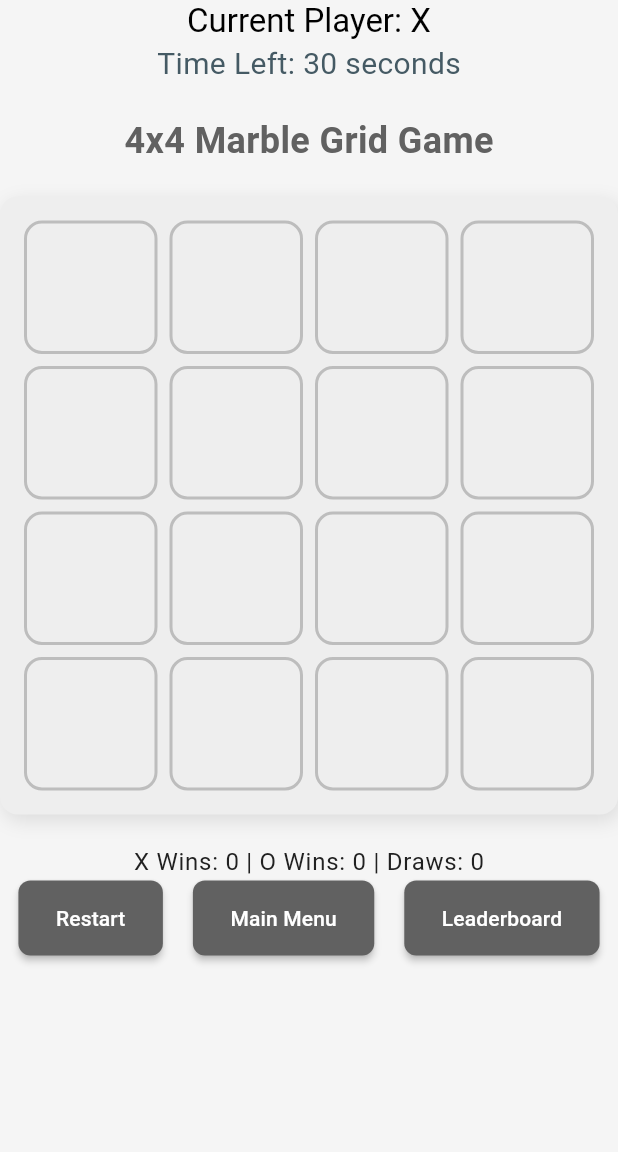
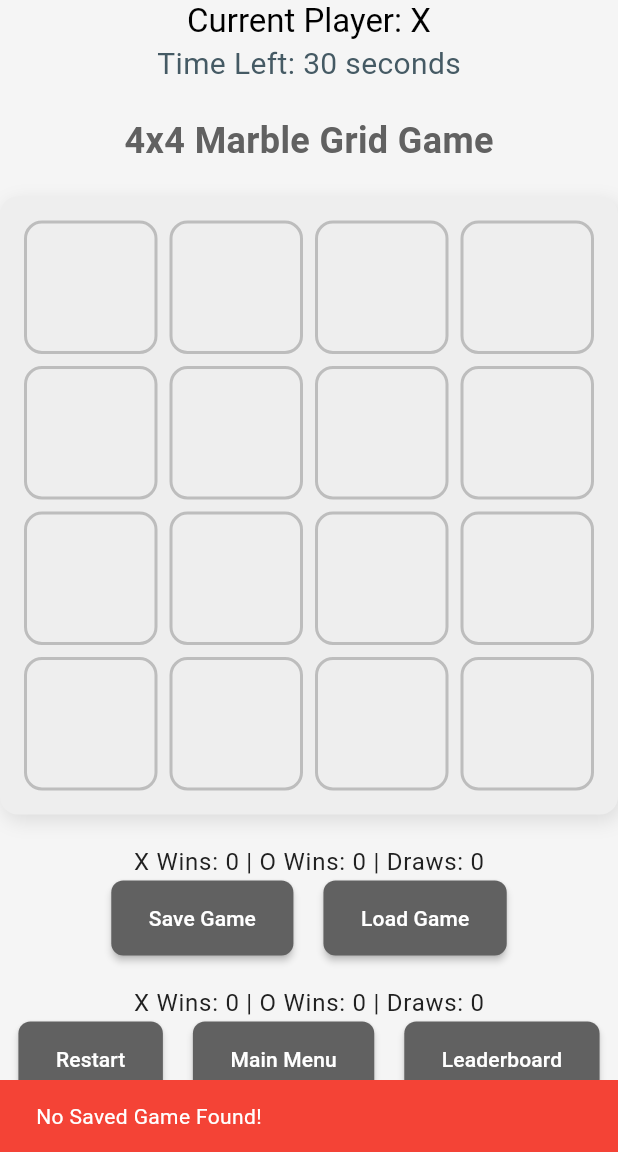
Before and after one commit to harshagnihotri10/MarbleMind, a Flutter app: the screen it shows after launch, after a tap on "Start New Game", on a phone screen of 412 x 824 dp, the part 84-1236 px from its top. Run offline on Flutter 3.47's test engine with Material 3 defaults, Android fonts, the phone set to English and light mode, and no system bars; our stand-ins replace logger, shared_preferences.

Commit message:
Implemented Game Save and Load Function

```diff
--- a/marblemind_app/lib/screens/game_board.dart
+++ b/marblemind_app/lib/screens/game_board.dart
@@ -8,6 +8,7 @@ import '../widgets/dialogs.dart';
 import '../utils/timer_utils.dart';
 import '../utils/game_logic.dart';
 import '../utils/stats_manager.dart';
+import '../utils/save_load_manager.dart';
 
 class GameBoard extends StatefulWidget {
   const GameBoard({super.key});
@@ -17,7 +18,7 @@ class GameBoard extends StatefulWidget {
 }
 
 class GameBoardState extends State<GameBoard> {
-  final List<List<Cell>> _grid = List.generate(
+  List<List<Cell>> _grid = List.generate(
       4, (i) => List.generate(4, (j) => Cell(marble: null, row: i, col: j)));
   String currentPlayer = 'X';
   bool gameOver = false;
@@ -27,11 +28,17 @@ class GameBoardState extends State<GameBoard> {
 
   GameLogic gameLogic = GameLogic();
   StatsManager statsManager = StatsManager();
+  SaveLoadManager saveLoadManager = SaveLoadManager();
 
   @override
   void initState() {
     super.initState();
     _loadStats();
+
+    // Ensure _loadGameState runs after the widget tree is ready
+    WidgetsBinding.instance.addPostFrameCallback((_) {
+      _loadGameState();
+    });
   }
 
   // Getters for turnTimeLeft
@@ -114,6 +121,57 @@ class GameBoardState extends State<GameBoard> {
 
     setState(() {});      // Refresh UI after resetting stats
     startTurnTimer(this); // Restart the timer
+  }
+
+  // Method to Save Game State
+  Future<void> _saveGameState() async {
+  // Call saveGameState and check the result.
+  bool saveSuccessful = await SaveLoadManager().saveGameState(_grid, currentPlayer);
+
+  // Use the result to show the appropriate message.
+  if (saveSuccessful) {
+    ScaffoldMessenger.of(context).showSnackBar(
+      SnackBar(content: Text('Game Saved!'))
+    );
+  } else {
+    ScaffoldMessenger.of(context).showSnackBar(
+      SnackBar(content: Text('Failed to save the game state.'))
+    );
+  }
+}
+
+
+  // Method to Load Game State
+  Future<void> _loadGameState() async {
+    try {
+      Map<String, dynamic>? gameState = await SaveLoadManager().loadGameState();
+
+      if (gameState != null) {
+      // Update the UI with the loaded state
+      setState(() {
+        _grid = gameState['grid']; // Use the grid returned directly
+        currentPlayer = gameState['currentPlayer'];
+      });
+
+        // Show a SnackBar indicating that the game has been successfully loaded
+        ScaffoldMessenger.of(context).showSnackBar(SnackBar(
+          content: Text('Game Loaded!'),
+          backgroundColor: Colors.green, // Green color for success
+        ));
+      } else {
+        // Show a SnackBar indicating no saved game was found
+        ScaffoldMessenger.of(context).showSnackBar(SnackBar(
+          content: Text('No Saved Game Found!'),
+          backgroundColor: Colors.red, // Red color for error
+        ));
+      }
+    } catch (e, stacktrace) {
+      logger.e("Error loading game state: $e", e, stacktrace);
+      ScaffoldMessenger.of(context).showSnackBar(SnackBar(
+        content: Text('Failed to Load Game State!'),
+        backgroundColor: Colors.red,
+      ));
+    }
   }
 
   Future<void> _loadStats() async {
@@ -212,6 +270,56 @@ class GameBoardState extends State<GameBoard> {
             Row(
               mainAxisAlignment: MainAxisAlignment.center,
               children: [
+                // Save Button
+                ElevatedButton(
+                  onPressed: () {
+                    showConfirmationDialog(
+                      context,
+                      'Confirm Save',
+                      'Do you want to save the current game state?',
+                      _saveGameState,
+                    );
+                  },
+                  style: ElevatedButton.styleFrom(
+                    backgroundColor: Theme.of(context).primaryColor,
+                    foregroundColor: Colors.white,
+                    padding: EdgeInsets.symmetric(vertical: 15, horizontal: 25),
+                    shape: RoundedRectangleBorder(
+                      borderRadius: BorderRadius.circular(8),
+                    ),
+                    elevation: 2,
+                  ),
+                  child: Text('Save Game'),
+                ),
+                const SizedBox(width: 20),
+                // Load Button
+                ElevatedButton(
+                  onPressed: () {
+                    showConfirmationDialog(
+                      context,
+                      'Confirm Load',
+                      'Do you want to load the previously saved game state?',
+                      _loadGameState,
+                    );
+                  },
+                  style: ElevatedButton.styleFrom(
+                    backgroundColor: Theme.of(context).primaryColor,
+                    foregroundColor: Colors.white,
+                    padding: EdgeInsets.symmetric(vertical: 15, horizontal: 25),
+                    shape: RoundedRectangleBorder(
+                      borderRadius: BorderRadius.circular(8),
+                    ),
+                    elevation: 2,
+                  ),
+                  child: Text('Load Game'),
+                ),
+              ],
+            ),
+            const SizedBox(height: 20),
+            _buildStatsDisplay(),
+            Row(
+              mainAxisAlignment: MainAxisAlignment.center,
+              children: [
                 ElevatedButton(
                   onPressed: () {
                     showConfirmationDialog(
--- /dev/null
+++ b/marblemind_app/lib/utils/save_load_manager.dart
@@ -0,0 +1,92 @@
+import 'dart:convert';
+import 'package:shared_preferences/shared_preferences.dart';
+import 'package:logger/logger.dart';
+import '../models/cell.dart';
+
+final Logger logger = Logger();
+
+class SaveLoadManager {
+  // Save the current game state
+  Future<bool> saveGameState(
+      List<List<Cell>> grid, String currentPlayer) async {
+    try {
+      final prefs = await SharedPreferences.getInstance();
+
+      // Convert game state to a JSON string.
+      Map<String, dynamic> gameState = {
+        'grid': grid
+            .map((row) => row.map((cell) => cell.toJson()).toList())
+            .toList(),
+        'currentPlayer': currentPlayer,
+      };
+
+      // Convert the game state map to JSON string
+      String gameStateJson = jsonEncode(gameState);
+
+      // Save the game state with a key.
+      await prefs.setString('saved_game_state', gameStateJson);
+      logger.i('Game state saved successfully.');
+      return true; // Indicating the save was successful.
+    } catch (e) {
+      logger.e("Error saving game state: $e");
+      return false; // Indicating the save failed.
+    }
+  }
+
+  // Load the saved game state
+  Future<Map<String, dynamic>?> loadGameState() async {
+    try {
+      final prefs = await SharedPreferences.getInstance();
+
+      // Retrieve the saved game state as a JSON string
+      String? gameStateJson = prefs.getString('saved_game_state');
+
+      if (gameStateJson == null || gameStateJson.isEmpty) {
+        logger.w("No saved game state found.");
+        return null;
+      }
+
+      logger.i("Loaded game state: $gameStateJson");
+
+      // Decode the JSON string back into a map
+      Map<String, dynamic> gameState = jsonDecode(gameStateJson);
+
+      // Reconstruct the grid from the saved state
+      List<List<Cell>> grid = List.generate(
+        4,
+        (i) => List.generate(
+          4,
+          (j) {
+            var marble = gameState['grid'][i][j];
+            if (marble is Map<String, dynamic>) {
+              return Cell.fromJson(marble); // Deserialize
+            } else if (marble is Cell) {
+              return marble; // Already a Cell object
+            } else {
+              logger.w(
+                "Unexpected type for marble at grid[$i][$j]: $marble. Using default Cell.");
+              return Cell.defaultCell(row: i, col: j); // Provide a fallback
+            }
+          },
+        ),
+      );
+
+      logger.i('Game state loaded successfully.');
+
+      // Return the loaded game state
+      return {
+        'grid': grid,
+        'currentPlayer': gameState['currentPlayer'],
+      };
+    } catch (e, stacktrace) {
+      logger.e("Error loading game state: $e", e, stacktrace);
+      return null;
+    }
+  }
+
+  // Clear the saved game state
+  Future<void> clearGameState() async {
+    final prefs = await SharedPreferences.getInstance();
+    prefs.remove('saved_game_state');
+  }
+}
--- a/marblemind_app/pubspec.yaml
+++ b/marblemind_app/pubspec.yaml
@@ -11,6 +11,8 @@ dependencies:
   flutter:
     sdk: flutter
   shared_preferences: ^2.0.15
+  logger: ^1.1.0
+
 
 dev_dependencies:
   flutter_test:
```
Also changed, not shown: marblemind_app/lib/models/cell.dart (+30 -0 lines), marblemind_app/lib/widgets/dialogs.dart (+28 -0 lines), marblemind_app/pubspec.lock.
